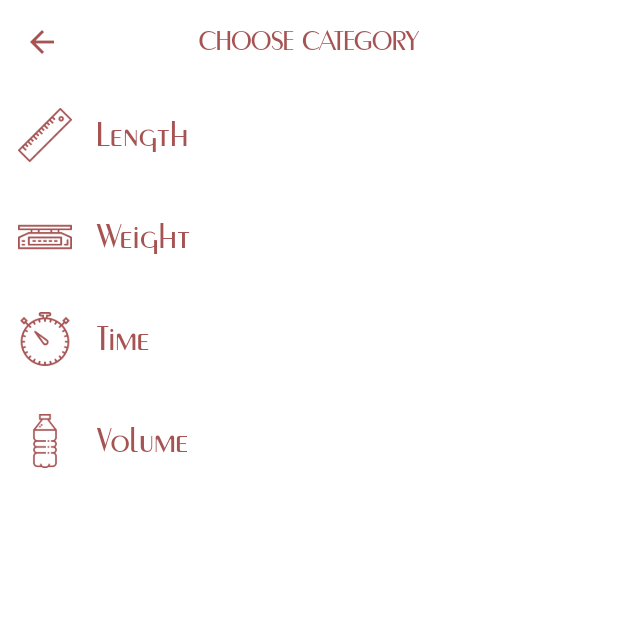
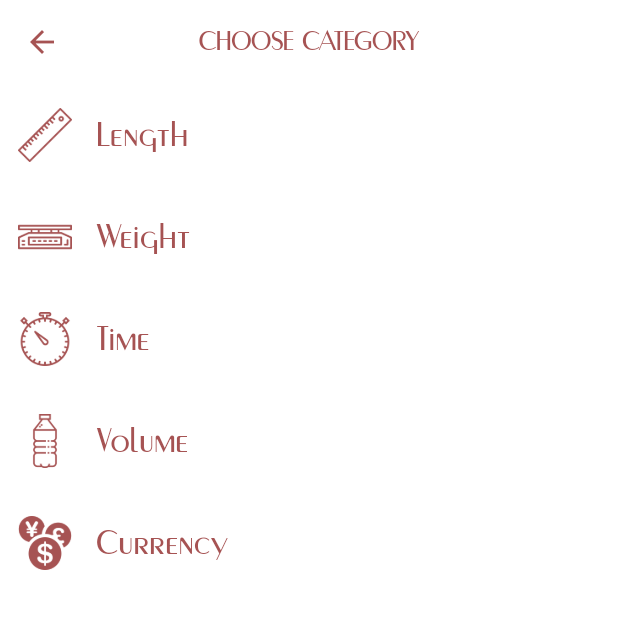
Before and after one commit to gotoinc/flutter_unit_converter, a Flutter app: the screen it shows after launch, after a tap on the "menu" icon, on a phone screen of 412 x 824 dp, the top half of it. Run offline on Flutter 3.47's test engine with Material 2 defaults, Android fonts, the phone set to English and light mode, and no system bars.

```diff
--- a/lib/data/model/data.dart
+++ b/lib/data/model/data.dart
@@ -1,21 +1,61 @@
 import 'package:flutter/material.dart';
+import 'dart:async';
+import 'dart:convert' show json, utf8;
+import 'dart:io';
+
+class Api {
+  final _httpClient = HttpClient();
+  final _url = 'flutter.udacity.com';
+  final _get_currencies = '/currency';
+
+  static Api _instance = null;
+
+  static Api getInstance() {
+    if(_instance == null) return Api();
+    else return _instance;
+  }
+
+  get getCurrencies => _getCurrencies(_httpClient, _url, _get_currencies);
+}
+
+void _getCurrencies(HttpClient client, String url, String get_currencies) async {
+  final uri = Uri.https(url, get_currencies, {});
+  print('Uri: $uri');
+  final request = await client.getUrl(uri);
+  final response = await request.close();
+  final body = await response.transform(utf8.decoder).join();
+  print('Body: $body');
+//  if(response.statusCode != 200) return;
+//  else print(json.decode(await response.transform(utf8.decoder).join()));
+}
+
+//class Currency {
+//  final String name;
+//  final String conversion;
+//  final String description;
+//
+//  Currency(this.name, this.conversion, this.description);
+//
+//  Currency.fromJson()
+//}
 
 class Unit {
-  const Unit(this.id, this.name, this.color, this.icon, this.designations);
-
   final int id;
   final String name;
   final Color color;
   final String icon;
   final List<Designation> designations;
+  final isLocal;
+
+  const Unit(this.id, this.name, this.color, this.icon, this.designations, this.isLocal);
 }
 
 class Designation {
-  const Designation(this.id, this.title, this.conversion);
-
   final int id;
   final String title;
   final Map<String, Function> conversion;
+
+  const Designation(this.id, this.title, this.conversion);
 
   @override
   String toString() {
@@ -40,10 +80,11 @@ List<Unit> getUnits() {
   List<Designation> volumeDesignations = List();
   volumeDesignations.add(Designation(1, 'ml', {'ml': ((ml) => ml), 'L': ((ml) => ml / 1000)}));
   volumeDesignations.add(Designation(2, 'L', {'ml': ((l) => l * 1000), 'L': ((l) => l)}));
-  units.add(Unit(1, 'Length', Colors.blue, 'assets/icons/ruler.png', lengthDesignations));
-  units.add(Unit(2, 'Weight', Colors.blue, 'assets/icons/libra.png', weightDesignations));
-  units.add(Unit(3, 'Time', Colors.blue, 'assets/icons/stopwatch.png', timeDesignations));
-  units.add(Unit(4, 'Volume', Colors.blue, 'assets/icons/water.png', volumeDesignations));
+  units.add(Unit(1, 'Length', Colors.blue, 'assets/icons/ruler.png', lengthDesignations, true));
+  units.add(Unit(2, 'Weight', Colors.blue, 'assets/icons/libra.png', weightDesignations, true));
+  units.add(Unit(3, 'Time', Colors.blue, 'assets/icons/stopwatch.png', timeDesignations, true));
+  units.add(Unit(4, 'Volume', Colors.blue, 'assets/icons/water.png', volumeDesignations, true));
+  units.add(Unit(5, 'Currency', Colors.blue, 'assets/icons/currency exchange.png', null, true));
 
   return units;
 }
--- a/lib/route/unit_converter_route.dart
+++ b/lib/route/unit_converter_route.dart
@@ -29,6 +29,7 @@ class UnitConverterScreen extends StatelessWidget {
     selectedUnit = await Navigator.of(context).push(MaterialPageRoute(builder: ((context) => CategoriesScreen())));
     _body.setData(selectedUnit.designations);
     appBarTitle = selectedUnit.name;
+    print('App bar title: $appBarTitle');
   }
 }
 
--- a/lib/widget/converter.dart
+++ b/lib/widget/converter.dart
@@ -2,6 +2,7 @@ import 'package:flutter/material.dart';
 import 'package:unit_converter/data/model/data.dart';
 import 'package:unit_converter/style/consts/colors.dart' as Colors;
 import 'package:unit_converter/style/consts/dimensions.dart' as Dimens;
+import 'package:unit_converter/style/style.dart' as Style;
 import 'package:unit_converter/widget/input_section.dart';
 
 List<Designation> _designations;
@@ -10,9 +11,16 @@ Designation outputDesignation;
 
 calculateResult(bool isInput, num inputtedValue) {
   String result = '';
-  if(inputtedValue != 0)
-    isInput ? inputDesignation.conversion.forEach((key, f) => key == outputDesignation.title ? result = f(inputtedValue).toStringAsFixed(2) : '')
-        : outputDesignation.conversion.forEach((key, f) => key == inputDesignation.title ? result = f(inputtedValue).toStringAsFixed(2) : '');
+  if (inputtedValue != 0)
+    isInput
+        ? inputDesignation.conversion.forEach((key, f) =>
+            key == outputDesignation.title
+                ? result = f(inputtedValue).toStringAsFixed(2)
+                : '')
+        : outputDesignation.conversion.forEach((key, f) =>
+            key == inputDesignation.title
+                ? result = f(inputtedValue).toStringAsFixed(2)
+                : '');
   print('Result: $result');
   return result;
 }
@@ -20,39 +28,54 @@ calculateResult(bool isInput, num inputtedValue) {
 class UnitConverterGroup extends StatelessWidget {
   InputSection inputWidget;
   InputSection outputWidget;
+  ChangeButton changeButton;
 
   UnitConverterGroup(List<Designation> data) {
     _designations = data;
+    if (_designations != null) {
       inputDesignation = _designations.elementAt(0);
       outputDesignation = _designations.elementAt(1);
+    }
 
     inputWidget = InputSection((newText) {
       print('Input text: $newText');
-        outputWidget.setTextToTextField(calculateResult(true, num.parse(newText)));
-      }
-      , (d, currentText, refresh) {
-        print('Input designation: $currentText - ${d.title} - $refresh');
+      outputWidget
+          .setTextToTextField(calculateResult(true, num.parse(newText)));
+    }, (d, currentText, refresh) {
+      print('Input designation: $currentText - ${d != null ? d.title : null} - $refresh');
       inputDesignation = d;
-          if(refresh)
-            outputWidget.setTextToTextField(calculateResult(true, num.parse(currentText)));
-      }
-      , _designations, inputDesignation);
+      if (refresh)
+        outputWidget
+            .setTextToTextField(calculateResult(true, num.parse(currentText)));
+    }, _designations, inputDesignation);
     outputWidget = InputSection((newText) {
-      inputWidget.setTextToTextField(calculateResult(false, num.parse(newText)));
+      inputWidget
+          .setTextToTextField(calculateResult(false, num.parse(newText)));
     }, (d, currentText, refresh) {
-      print('Output designation: $currentText - ${d.title} - $refresh');
+      print('Output designation: $currentText - ${d != null ? d.title : null} - $refresh');
       outputDesignation = d;
-      if(refresh)
-        inputWidget.setTextToTextField(calculateResult(false, num.parse(currentText)));
+      if (refresh)
+        inputWidget
+            .setTextToTextField(calculateResult(false, num.parse(currentText)));
     }, _designations, outputDesignation);
+    changeButton = ChangeButton(false);
   }
 
   void setData(List<Designation> data) {
     _designations = data;
+    if (data != null) {
+      changeButton.isLoading = false;
       inputWidget.setData(data, data.elementAt(0), false);
       outputWidget.setData(data, data.elementAt(1), false);
       inputWidget.triggerInputEvent();
       print('Data was changed');
+    } else {
+      print('Need to load data from API');
+      changeButton.isLoading = true;
+      inputWidget.setData(data, null, false);
+      outputWidget.setData(data, null, false);
+      Api.getInstance().getCurrencies;
+    }
   }
 
   @override
@@ -91,13 +114,15 @@ class UnitConverterGroup extends StatelessWidget {
               child: InkWell(
                   borderRadius: BorderRadius.all(Radius.zero),
                   onTap: () {
-                    inputWidget.setTextToTextField(outputWidget.getInputtedText());
+                    inputWidget
+                        .setTextToTextField(outputWidget.getInputtedText());
                     inputWidget.triggerInputEvent();
                   },
                   child: Padding(
                       padding: EdgeInsets.all(Dimens.defaultPadding),
                       child: Icon(Icons.compare_arrows,
-                          color: Colors.textColor, size: Dimens.icCompareArrowsSize)))),
+                          color: Colors.textColor,
+                          size: Dimens.icCompareArrowsSize)))),
           Expanded(child: outputWidget)
         ]);
   }
@@ -105,8 +130,45 @@ class UnitConverterGroup extends StatelessWidget {
   Widget _columnForPortraitOrientation() {
     return Column(children: <Widget>[
       inputWidget,
-      Center(
-          child: RotatedBox(
+      Center(child: changeButton),
+      outputWidget
+    ]);
+  }
+}
+
+class ChangeButton extends StatefulWidget {
+  bool _isLoading;
+  set isLoading(bool isLoading) {
+    _isLoading = isLoading;
+    _state._update(_isLoading);
+  }
+
+  ChangeButton(this._isLoading);
+
+  _ChangeButtonState _state;
+
+  @override
+  State<StatefulWidget> createState() {
+    print('Create state of \"Change button\"');
+    _state = _ChangeButtonState(_isLoading);
+    return _state;
+  }
+}
+
+class _ChangeButtonState extends State<ChangeButton> {
+  bool _isLoading;
+
+  _ChangeButtonState(this._isLoading);
+
+  void _update(bool isLoading) {
+    setState(() {
+      _isLoading = isLoading;
+    });
+  }
+
+  @override
+  Widget build(BuildContext context) {
+    return _isLoading ? Text("Uploading info...", style: Style.defaultHintTextStyle()) : RotatedBox(
         quarterTurns: 1,
         child: DecoratedBox(
             decoration: BoxDecoration(
@@ -120,16 +182,15 @@ class UnitConverterGroup extends StatelessWidget {
                 splashColor: Colors.colorHighlightSplash,
                 borderRadius: BorderRadius.all(Radius.zero),
                 onTap: () {
-                        String temp = inputWidget.getInputtedText();
-                        inputWidget.setTextToTextField(outputWidget.getInputtedText());
-                        outputWidget.setTextToTextField(temp);
-                        inputWidget.triggerInputEvent();
+//                  String temp = inputWidget.getInputtedText();
+//                  inputWidget.setTextToTextField(outputWidget.getInputtedText());
+//                  outputWidget.setTextToTextField(temp);
+//                  inputWidget.triggerInputEvent();
                 },
                 child: Padding(
                     padding: EdgeInsets.all(Dimens.defaultPadding),
                     child: Icon(Icons.compare_arrows,
-                              color: Colors.textColor, size: Dimens.icCompareArrowsSize)))))),
-      outputWidget
-    ]);
+                        color: Colors.textColor,
+                        size: Dimens.icCompareArrowsSize)))));
   }
 }
--- a/lib/widget/input_section.dart
+++ b/lib/widget/input_section.dart
@@ -14,12 +14,18 @@ class InputSection extends StatelessWidget {
   final _textController = TextEditingController();
   var lastInputtedNumber = '0';
 
-  InputSection(this._inputEvent, this._selectEvent, List<Designation> data, Designation selected) {
+  InputSection(this._inputEvent, this._selectEvent, List<Designation> data,
+      Designation selected) {
     _designations = data;
-    dropdownWidget = DropdownBorder(Colors.textColor, Dimens.borderWidthDefault, Dimens.inputFieldRadius
-        , (designation, refresh) => _selectEvent(designation, getInputtedText().isEmpty ? '0' : getInputtedText(), refresh)
-        , selected);
-    print('Create section. Where dropdown widget has ${dropdownWidget.hashCode} hash code');
+    dropdownWidget = DropdownBorder(
+        Colors.textColor,
+        Dimens.borderWidthDefault,
+        Dimens.inputFieldRadius,
+        (designation, refresh) => _selectEvent(designation,
+            getInputtedText().isEmpty ? '0' : getInputtedText(), refresh),
+        selected);
+    print(
+        'Create section. Where dropdown widget has ${dropdownWidget.hashCode} hash code');
   }
 
   void setData(List<Designation> data, Designation selected, bool refresh) {
@@ -55,13 +61,14 @@ class InputSection extends StatelessWidget {
                 controller: _textController,
                 onChanged: (s) {
                   print('text changed: $s');
-                  if(s.isEmpty) {
+                  if (s.isEmpty) {
                     lastInputtedNumber = '0';
                     _inputEvent(lastInputtedNumber);
                     return;
                   }
 
-                  if (!_isNumber(s)) setTextToTextField(lastInputtedNumber);
+                  if (!_isNumber(s))
+                    setTextToTextField(lastInputtedNumber);
                   else {
                     lastInputtedNumber = s;
                     print('call input event: $s');
@@ -75,10 +82,12 @@ class InputSection extends StatelessWidget {
                     hintStyle: Style.defaultHintTextStyle(),
                     contentPadding: EdgeInsets.all(Dimens.defaultPadding),
                     border: _get(Dimens.borderWidthDefault, Colors.textColor),
-                    enabledBorder: _get(Dimens.borderWidthDefault, Colors.textColor),
-                    focusedBorder: _get(Dimens.borderWidthFocused, Colors.textColor),
-                    disabledBorder:
-                    _get(Dimens.borderWidthDefault, Colors.textColor['disabled'])),
+                    enabledBorder:
+                        _get(Dimens.borderWidthDefault, Colors.textColor),
+                    focusedBorder:
+                        _get(Dimens.borderWidthFocused, Colors.textColor),
+                    disabledBorder: _get(Dimens.borderWidthDefault,
+                        Colors.textColor['disabled'])),
               ),
               SizedBox(height: Dimens.defaultPadding),
               dropdownWidget
@@ -106,7 +115,8 @@ class DropdownBorder extends StatefulWidget {
 
   _DropdownBorderState _state;
 
-  DropdownBorder(this.borderColor, this.width, this.radius, this._selectEvent, this._selectedDesignation) {
+  DropdownBorder(this.borderColor, this.width, this.radius, this._selectEvent,
+      this._selectedDesignation) {
     _selectEvent(_selectedDesignation, false);
   }
 
@@ -119,7 +129,8 @@ class DropdownBorder extends StatefulWidget {
 
   @override
   State<StatefulWidget> createState() {
-    _state = _DropdownBorderState(borderColor, width, radius, _selectEvent, _selectedDesignation);
+    _state = _DropdownBorderState(
+        borderColor, width, radius, _selectEvent, _selectedDesignation);
     return _state;
   }
 }
@@ -131,7 +142,8 @@ class _DropdownBorderState extends State<DropdownBorder> {
   final Function(Designation, bool) _selectEvent;
   Designation _selectedDesignation;
 
-  _DropdownBorderState(this.borderColor, this.width, this.radius, this._selectEvent, this._selectedDesignation);
+  _DropdownBorderState(this.borderColor, this.width, this.radius,
+      this._selectEvent, this._selectedDesignation);
 
   void _update(Designation d) {
     setState(() {
@@ -143,13 +155,14 @@ class _DropdownBorderState extends State<DropdownBorder> {
   Widget build(BuildContext context) {
     return Container(
         decoration: _get(borderColor, width, radius),
+        child: IntrinsicHeight(
             child: DropdownButtonHideUnderline(
                 child: ButtonTheme(
                     alignedDropdown: true,
                     child: DropdownButton<Designation>(
                         style: Style.defaultTextStyle(),
                         value: _selectedDesignation,
-                    items: _designations.map((Designation d) {
+                        items: _designations != null ? _designations.map((Designation d) {
                           return DropdownMenuItem<Designation>(
                               value: d,
                               child: Container(
@@ -157,7 +170,7 @@ class _DropdownBorderState extends State<DropdownBorder> {
                                 d.title,
                                 softWrap: true,
                               )));
-                    }).toList(),
+                        }).toList() : null,
                         isDense: false,
                         isExpanded: true,
                         onChanged: (Designation d) {
@@ -166,7 +179,7 @@ class _DropdownBorderState extends State<DropdownBorder> {
                           _update(d);
                         },
                         elevation: Dimens.dropDownUnitElevation,
-                    iconSize: Dimens.icDropDownSize))));
+                        iconSize: Dimens.icDropDownSize)))));
   }
 
   BoxDecoration _get(Color borderColor, double width, double radius) {
--- a/pubspec.yaml
+++ b/pubspec.yaml
@@ -42,6 +42,7 @@ flutter:
     - assets/icons/stopwatch.png
     - assets/icons/water.png
     - assets/icons/libra.png
+    - assets/icons/currency exchange.png
   fonts:
   - family: MontereyFLF
     fonts:
```
Also changed, not shown: assets/icons/currency exchange.png (added). Lines whose indentation alone changed are shown as unchanged.
